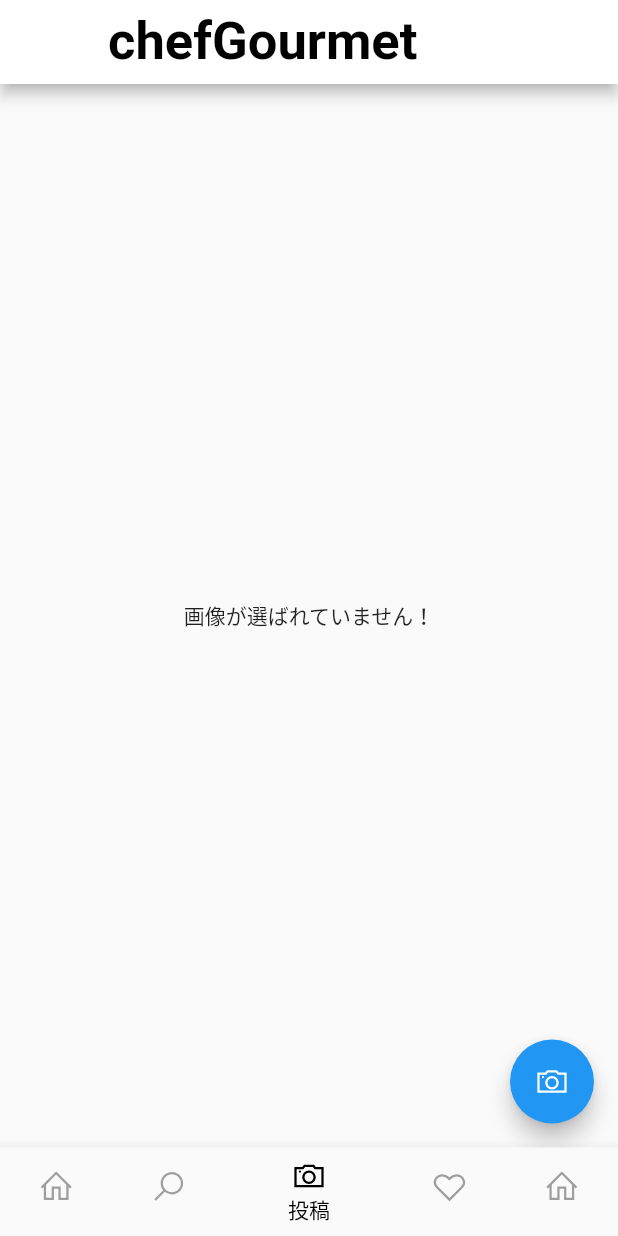
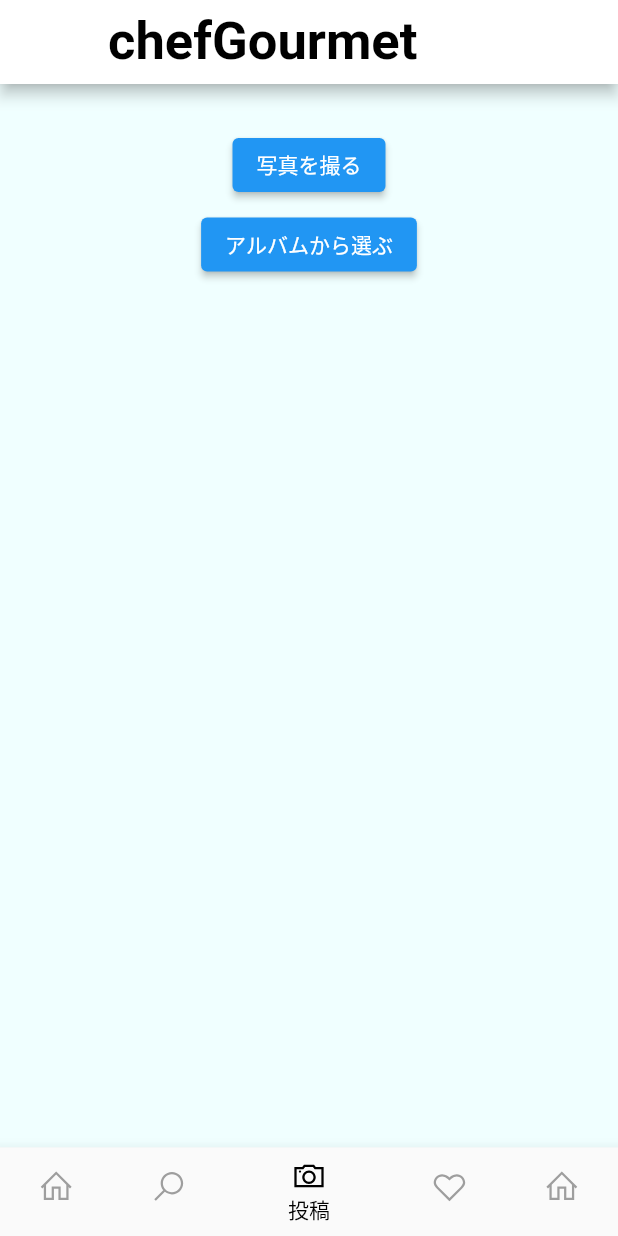
Before and after one commit to SatouTosiki/404test, a Flutter app: the screen it shows once a user with an empty profile is signed in, item 3 of the bottom bar chosen, on a phone screen of 412 x 824 dp. Run offline on Flutter 3.47's test engine with Material 2 defaults, Android fonts, the phone set to English and light mode, and no system bars; our stand-ins replace cloud_firestore, firebase_auth, firebase_core, google_fonts, image_picker, line_icons and 1 more; accounts and stored records are empty.

Commit message:
投稿ページ変更

```diff
--- a/lib/src/push/oush.dart
+++ b/lib/src/push/oush.dart
@@ -3,23 +3,50 @@ import 'package:flutter/material.dart';
 import 'package:image_picker/image_picker.dart';
 import 'package:line_icons/line_icons.dart';
 
+//カラーコード指定のためのclass
+class HexColor extends Color {
+  static int _getColorFromHex(String hexColor) {
+    hexColor = hexColor.toUpperCase().replaceAll('#', '');
+    if (hexColor.length == 6) {
+      hexColor = 'FF' + hexColor;
+    }
+    return int.parse(hexColor, radix: 16);
+  }
+
+  HexColor(final String hexColor) : super(_getColorFromHex(hexColor));
+}
+
+//colorクラス
 class NotificationScreen extends StatefulWidget {
   @override
   State<NotificationScreen> createState() => _NotificationScreen();
 }
 
 class _NotificationScreen extends State<NotificationScreen> {
-  File? image;
+  List<File> images = []; // 選択された複数の画像を格納するリスト
   final picker = ImagePicker();
 
-  Future<void> _getImage() async {
-    final pickedFile = await picker.pickImage(source: ImageSource.gallery);
+  // カメラで撮影した画像を取得する命令
+  // Future getImageFromCamera() async {
+  //   final pickedFile = await picker.pickImage(source: ImageSource.camera);
+  //   setState(() {
+  //     if (pickedFile != null) {
+  //       images.add(File(pickedFile.path)); // images リストに画像を追加
+  //     }
+  //   });
+  // }
 
+  // 端末のアルバムに保存されている画像を取得する命令
+  Future getImageFromGallery() async {
+    final List<XFile>? pickedFiles = await picker.pickMultiImage(); // 複数の画像を選択
     setState(() {
-      if (pickedFile != null) {
-        image = File(pickedFile.path);
-      } else {
-        print('No image selected.');
+      if (pickedFiles != null) {
+        for (var pickedFile in pickedFiles) {
+          if (images.length < 5) {
+            // リストにまだ5枚未満の画像がある場合に追加
+            images.add(File(pickedFile.path)); // images リストに画像を追加
+          }
+        }
       }
     });
   }
@@ -27,12 +54,45 @@ class _NotificationScreen extends State<NotificationScreen> {
   @override
   Widget build(BuildContext context) {
     return Scaffold(
-      body: Center(
-        child: image == null ? const Text('画像が選ばれていません！') : Image.file(image!),
-      ),
-      floatingActionButton: FloatingActionButton(
-        onPressed: _getImage,
-        child: Icon(LineIcons.camera),
+      backgroundColor: HexColor('#F0FFFF'), // HexColorで指定,
+
+      body: SingleChildScrollView(
+        child: Center(
+          child: Column(
+            children: [
+              const SizedBox(
+                height: 30,
+              ),
+              ElevatedButton(
+                onPressed: () {
+                  // getImageFromCamera();
+                },
+                child: const Text('写真を撮る'),
+              ),
+              const SizedBox(height: 5),
+              ElevatedButton(
+                onPressed: () {
+                  getImageFromGallery();
+                },
+                child: const Text('アルバムから選ぶ'),
+              ),
+              const SizedBox(height: 20),
+              // 選択された画像を表示
+              Column(
+                children: images.map((image) {
+                  return Padding(
+                    padding: const EdgeInsets.all(10),
+                    child: Container(
+                      height: 400,
+                      width: 400,
+                      child: Image.file(image, fit: BoxFit.cover),
+                    ),
+                  );
+                }).toList(),
+              ),
+            ],
+          ),
+        ),
       ),
     );
   }
--- a/pubspec.yaml
+++ b/pubspec.yaml
@@ -23,7 +23,7 @@ dependencies:
   google_fonts: ^4.0.4
   persistent_bottom_nav_bar: ^4.0.2
   flutter_native_splash: ^2.2.19
-  image_picker:
+  image_picker: ^1.0.1
   cloud_firestore: ^4.8.3
   firebase_storage: ^11.2.5
 
```
